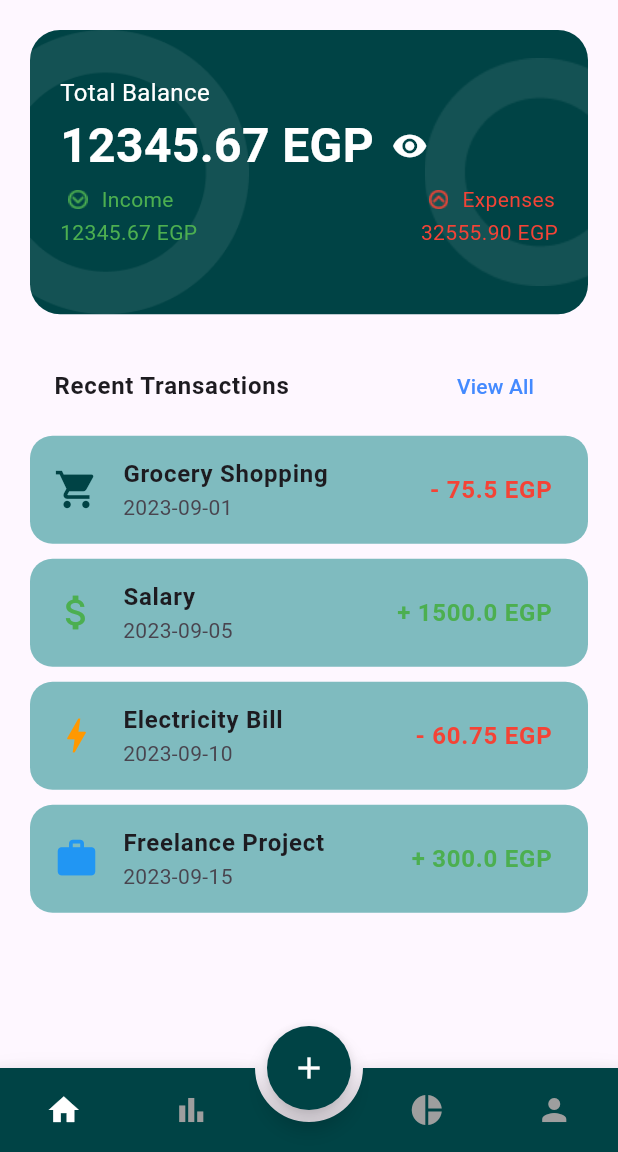
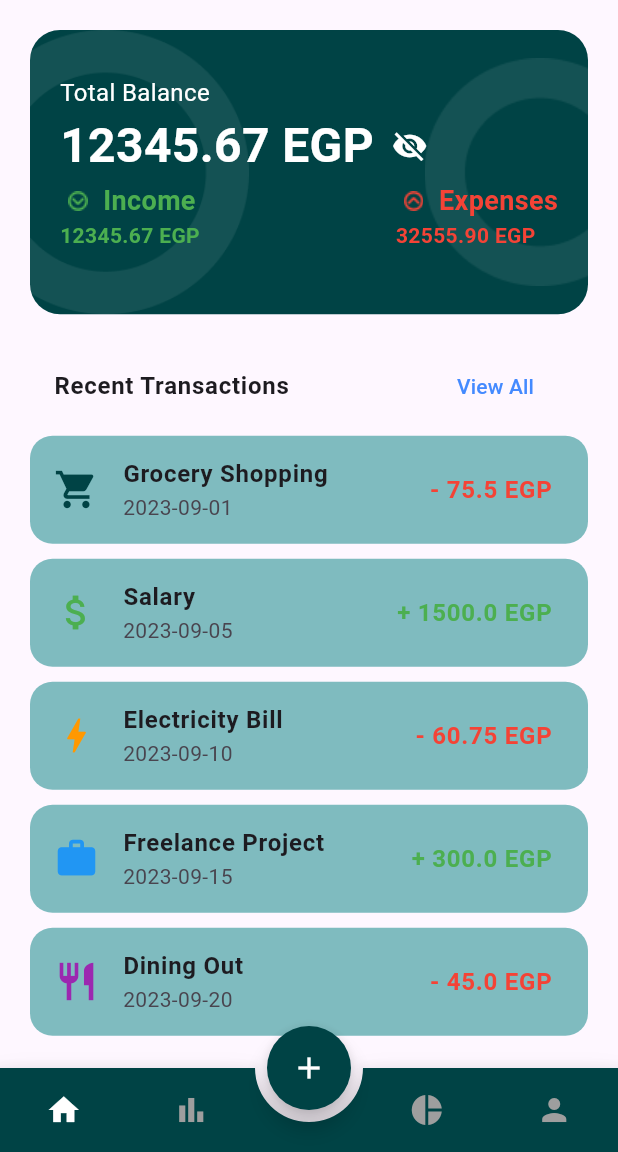
Before and after one commit to H0ss1m/finance_tracker, a Flutter app: the screen it shows after launch, after a tap on the "remove red eye" icon, on a phone screen of 412 x 824 dp, the part 84-1236 px from its top. Run offline on Flutter 3.47's test engine with Material 3 defaults, Android fonts, the phone set to English and light mode, and no system bars; drawn by our look-alikes of animated_bottom_navigation_bar; our stand-ins replace get, toggle_switch.

Commit message:
feat: add analytics page and toggle button; refactor total balance and transactions widgets

```diff
--- /dev/null
+++ b/lib/controller/stateGetX.dart
@@ -0,0 +1,9 @@
+import 'package:get/get_state_manager/src/simple/get_controllers.dart';
+
+class TotalBalanceController extends GetxController {
+  bool isVisible = false;
+  void toggleVisibility() {
+    isVisible = !isVisible;
+    update();
+  }
+}
--- a/lib/view/home/home.dart
+++ b/lib/view/home/home.dart
@@ -1,5 +1,6 @@
 import 'package:animated_bottom_navigation_bar/animated_bottom_navigation_bar.dart';
 import 'package:finance_tracker/module/color.dart';
+import 'package:finance_tracker/view/pages/analytics_page.dart';
 import 'package:finance_tracker/view/pages/deptPage.dart';
 import 'package:finance_tracker/view/pages/homePage.dart';
 import 'package:flutter/material.dart';
@@ -136,7 +137,7 @@ class _HomeState extends State<Home> {
     List<Widget> pages = [
       homePage(context: context, transactionList: transactionList),
       deptPage(context: context, deptList: deptList),
-      const Center(child: Text('Analytics Page')),
+      analyticPage(context: context, ),
       const Center(child: Text('Profile Page')),
     ];
 
--- /dev/null
+++ b/lib/view/home/widgets/toggile_button.dart
@@ -0,0 +1,24 @@
+import 'package:finance_tracker/module/color.dart';
+import 'package:flutter/material.dart';
+import 'package:toggle_switch/toggle_switch.dart';
+
+Widget toggleButton({
+  required BuildContext context,
+  required Function(int) onToggle,
+}) {
+  return ToggleSwitch(
+    minWidth: MediaQuery.of(context).size.width,
+    minHeight: 60.0,
+    fontSize: 16.0,
+    initialLabelIndex: 0,
+    activeBgColor: [mainColor],
+    activeFgColor: Colors.white,
+    inactiveBgColor: Colors.grey,
+    inactiveFgColor: Colors.grey[900],
+    totalSwitches: 2,
+    labels: ['Income', 'Expenses'],
+    onToggle: (index) {
+      onToggle;
+    },
+  );
+}
--- a/lib/view/home/widgets/totalBalance.dart
+++ b/lib/view/home/widgets/totalBalance.dart
@@ -1,12 +1,13 @@
+import 'package:finance_tracker/controller/stateGetX.dart';
 import 'package:finance_tracker/module/color.dart';
 import 'package:flutter/material.dart';
+import 'package:get/state_manager.dart';
 
 Widget totalBalance({
   required BuildContext context,
   required double balance,
   required double income,
   required double expenses,
-  required Function onIconPressed,
 }) {
   return Container(
     height: MediaQuery.of(context).size.height * 0.23,
@@ -36,24 +37,40 @@ Widget totalBalance({
                 'Total Balance',
                 style: TextStyle(color: Colors.white, fontSize: 16),
               ),
-              Row(
+              GetBuilder<TotalBalanceController>(
+                init: TotalBalanceController(),
+                builder: (controller) {
+                  return Row(
                     children: [
                       Text(
-                    '${balance.toStringAsFixed(2)} EGP',
+                        controller.isVisible
+                            ? '${balance.toStringAsFixed(2)} EGP'
+                            : '*************',
                         style: TextStyle(
                           color: Colors.white,
                           fontSize: 32,
                           fontWeight: FontWeight.bold,
                         ),
                       ),
+
                       IconButton(
                         // Edit functionality as needed
                         onPressed: () {
-                      onIconPressed();
+                          controller.toggleVisibility();
                         },
-                    icon: Icon(Icons.remove_red_eye, color: Colors.white),
+                        icon: controller.isVisible
+                            ? const Icon(
+                                Icons.visibility_off,
+                                color: Colors.white,
+                              )
+                            : const Icon(
+                                Icons.remove_red_eye,
+                                color: Colors.white,
+                              ),
                       ),
                     ],
+                  );
+                },
               ),
               Row(
                 mainAxisAlignment: MainAxisAlignment.spaceBetween,
@@ -71,13 +88,21 @@ Widget totalBalance({
                           ),
                           const Text(
                             ' Income',
-                            style: TextStyle(color: Colors.green, fontSize: 14),
+                            style: TextStyle(
+                              color: Colors.green,
+                              fontSize: 18,
+                              fontWeight: FontWeight.bold,
+                            ),
                           ),
                         ],
                       ),
                       Text(
                         '${income.toStringAsFixed(2)} EGP',
-                        style: TextStyle(color: Colors.green, fontSize: 14),
+                        style: TextStyle(
+                          color: Colors.green,
+                          fontSize: 14,
+                          fontWeight: FontWeight.bold,
+                        ),
                       ),
                     ],
                   ),
@@ -94,13 +119,21 @@ Widget totalBalance({
                           ),
                           const Text(
                             ' Expenses',
-                            style: TextStyle(color: Colors.red, fontSize: 14),
+                            style: TextStyle(
+                              color: Colors.red,
+                              fontSize: 18,
+                              fontWeight: FontWeight.bold,
+                            ),
                           ),
                         ],
                       ),
                       Text(
                         '${expenses.toStringAsFixed(2)} EGP',
-                        style: TextStyle(color: Colors.red, fontSize: 14),
+                        style: TextStyle(
+                          color: Colors.red,
+                          fontSize: 14,
+                          fontWeight: FontWeight.bold,
+                        ),
                       ),
                     ],
                   ),
--- a/lib/view/home/widgets/transactions.dart
+++ b/lib/view/home/widgets/transactions.dart
@@ -5,10 +5,7 @@ Widget transactions({
   required BuildContext context,
   required List transactionList,
 }) {
-  return SizedBox(
-    width: MediaQuery.of(context).size.width,
-    height: MediaQuery.of(context).size.height,
-    child: Column(
+  return Column(
     children: [
       ListTile(
         title: const Text(
@@ -22,8 +19,7 @@ Widget transactions({
       ),
       Expanded(
         child: ListView.builder(
-            physics: NeverScrollableScrollPhysics(),
-            itemCount: transactionList.length >= 4 ? 4 : transactionList.length,
+          itemCount: transactionList.length >= 5 ? 5 : transactionList.length,
           itemBuilder: (context, index) {
             return transactionsListView(
               context: context,
@@ -39,6 +35,5 @@ Widget transactions({
         ),
       ),
     ],
-    ),
   );
 }
--- /dev/null
+++ b/lib/view/pages/analytics_page.dart
@@ -0,0 +1,15 @@
+import 'package:finance_tracker/view/home/widgets/toggile_button.dart';
+import 'package:flutter/material.dart';
+
+Widget analyticPage({required BuildContext context}) {
+  return Padding(
+    padding: const EdgeInsets.all(20.0),
+    child: Column(
+      children: [
+        toggleButton(context: context, onToggle: (index) {}),
+        const SizedBox(height: 20),
+        const Text('Analytics Page Content Here'),
+      ],
+    ),
+  );
+}
--- a/lib/view/pages/homePage.dart
+++ b/lib/view/pages/homePage.dart
@@ -10,7 +10,7 @@ Widget homePage({
 }) {
   return Padding(
     padding: const EdgeInsets.all(20.0),
-    child: ListView(
+    child: Column(
       children: [
         // Total Balance Section
         totalBalance(
@@ -18,14 +18,13 @@ Widget homePage({
           balance: 12345.67,
           income: 12345.67,
           expenses: 32555.90,
-          onIconPressed: () {},
         ),
 
         // Some spacing
         const SizedBox(height: 20),
 
         //Transactions Section
-        transactions(context: context, transactionList: transactionList),
+        Expanded(child: transactions(context: context, transactionList: transactionList)),
       ],
     ),
   );
--- a/pubspec.yaml
+++ b/pubspec.yaml
@@ -41,6 +41,7 @@ dependencies:
   animated_bottom_navigation_bar: ^1.4.0
   phonenumbers: ^1.1.1
   url_launcher: ^6.3.2
+  toggle_switch: ^2.3.0
 
 dev_dependencies:
   flutter_test:
```
Also changed, not shown: lib/view/analytics/analytics.dart (added), pubspec.lock. Lines whose indentation alone changed are shown as unchanged.
